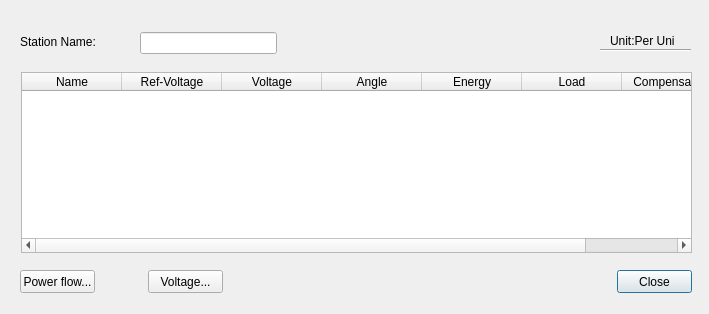
Old version of the form GSCD/stationparameterdialog.ui in the repository fzlgejiao/PowerTool.
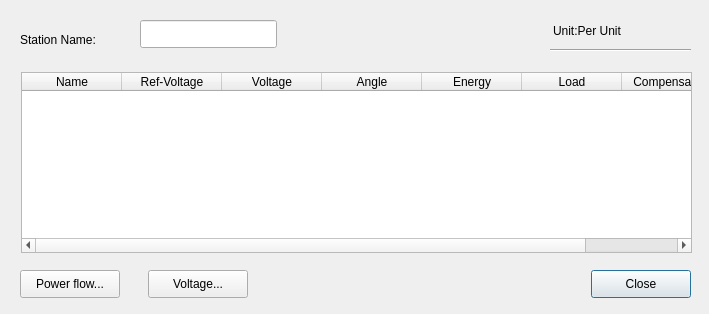
New version of the form.

Diff of the .ui file:
```diff
--- a/GSCD/stationparameterdialog.ui
+++ b/GSCD/stationparameterdialog.ui
@@ -16,9 +16,9 @@
   <widget class="QLabel" name="label_2">
    <property name="geometry">
     <rect>
-     <x>610</x>
-     <y>30</y>
-     <width>64</width>
+     <x>553</x>
+     <y>20</y>
+     <width>121</width>
      <height>22</height>
     </rect>
    </property>
@@ -29,9 +29,9 @@
   <widget class="Line" name="line">
    <property name="geometry">
     <rect>
-     <x>600</x>
+     <x>550</x>
      <y>40</y>
-     <width>91</width>
+     <width>141</width>
      <height>20</height>
     </rect>
    </property>
@@ -87,10 +87,10 @@
   <widget class="QPushButton" name="pushButton_OK">
    <property name="geometry">
     <rect>
-     <x>617</x>
+     <x>591</x>
      <y>270</y>
-     <width>75</width>
-     <height>23</height>
+     <width>100</width>
+     <height>28</height>
     </rect>
    </property>
    <property name="text">
@@ -101,7 +101,7 @@
    <property name="geometry">
     <rect>
      <x>20</x>
-     <y>32</y>
+     <y>30</y>
      <width>113</width>
      <height>19</height>
     </rect>
@@ -114,9 +114,9 @@
    <property name="geometry">
     <rect>
      <x>140</x>
-     <y>32</y>
+     <y>20</y>
      <width>137</width>
-     <height>22</height>
+     <height>28</height>
     </rect>
    </property>
   </widget>
@@ -125,8 +125,8 @@
     <rect>
      <x>148</x>
      <y>270</y>
-     <width>75</width>
-     <height>23</height>
+     <width>100</width>
+     <height>28</height>
     </rect>
    </property>
    <property name="text">
@@ -138,8 +138,8 @@
     <rect>
      <x>20</x>
      <y>270</y>
-     <width>75</width>
-     <height>23</height>
+     <width>100</width>
+     <height>28</height>
     </rect>
    </property>
    <property name="text">
```
